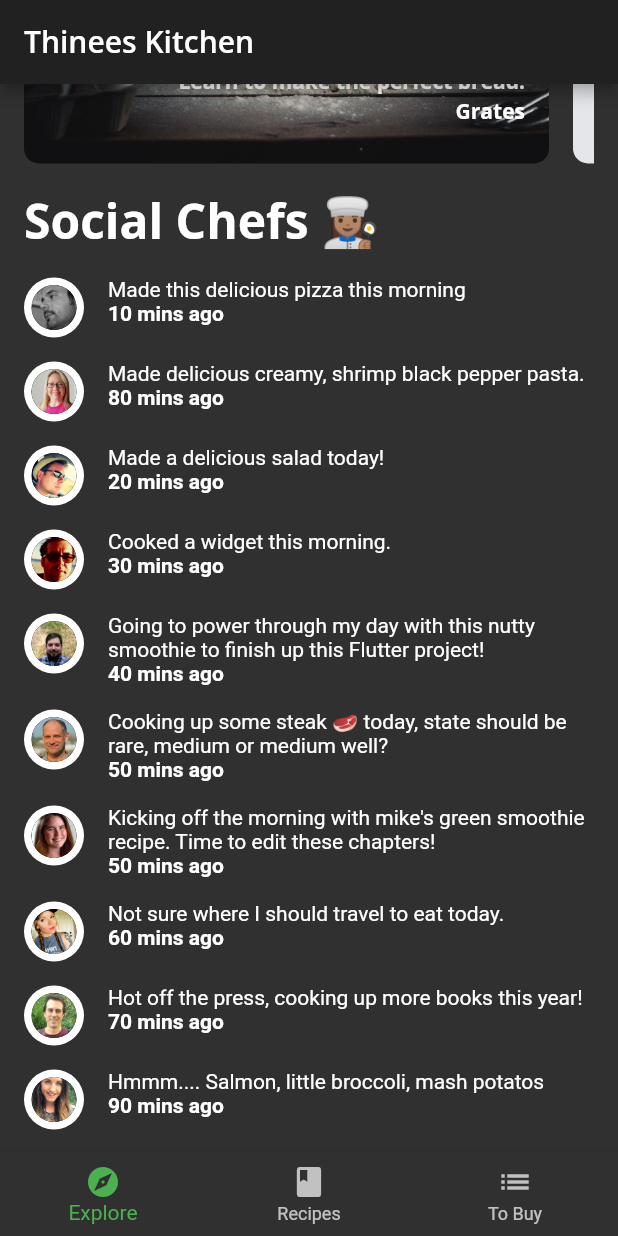
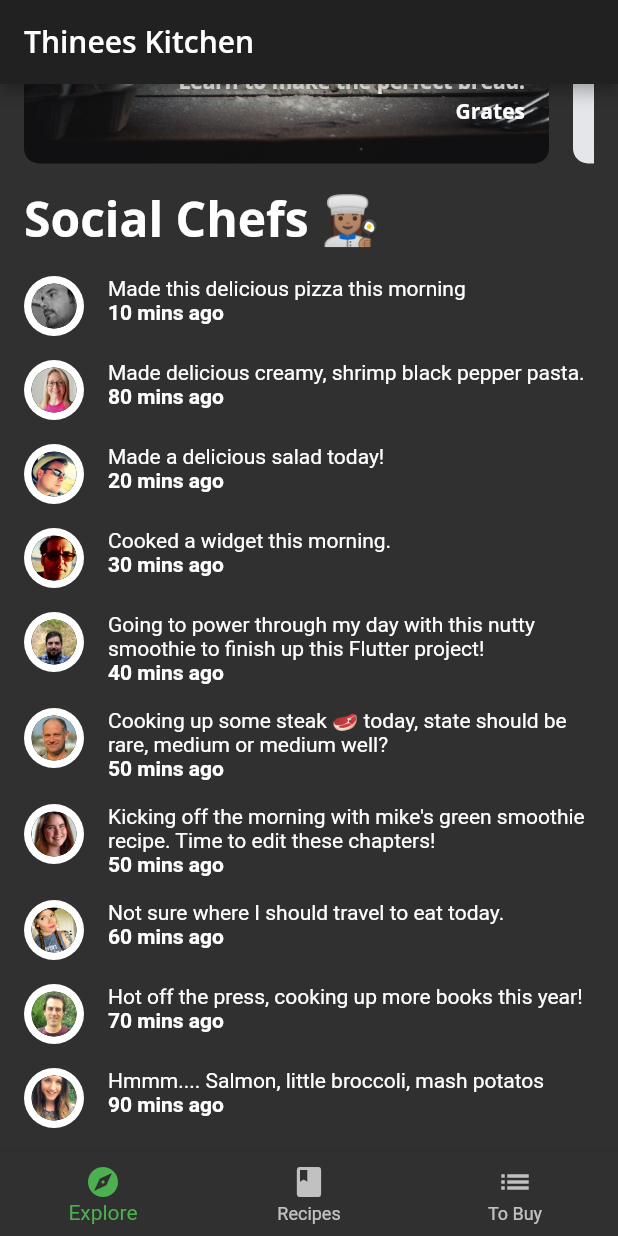
Before and after one commit to JesseZeph/recipe-app, a Flutter app: the screen it shows after launch, scrolled down 423 dp, on a phone screen of 412 x 824 dp. Run offline on Flutter 3.47's test engine with Material 2 defaults, Android fonts, the light colour scheme and no system bars; our stand-ins replace google_fonts.

Commit message:
initial commit

```diff
--- a/lib/screens/explore_screen.dart
+++ b/lib/screens/explore_screen.dart
@@ -23,7 +23,7 @@ class ExploreScreen extends StatelessWidget {
             scrollDirection: Axis.vertical,
             children: [
               TodayRecipeListView(recipes: snapshot.data?.todayRecipes ?? []),
-              const SizedBox(height: 16),
+              const SizedBox(height: 15),
               FriendPostListView(friendPost: snapshot.data?.friendPosts ?? []),
               // Container(
               //   height: 400,
```
